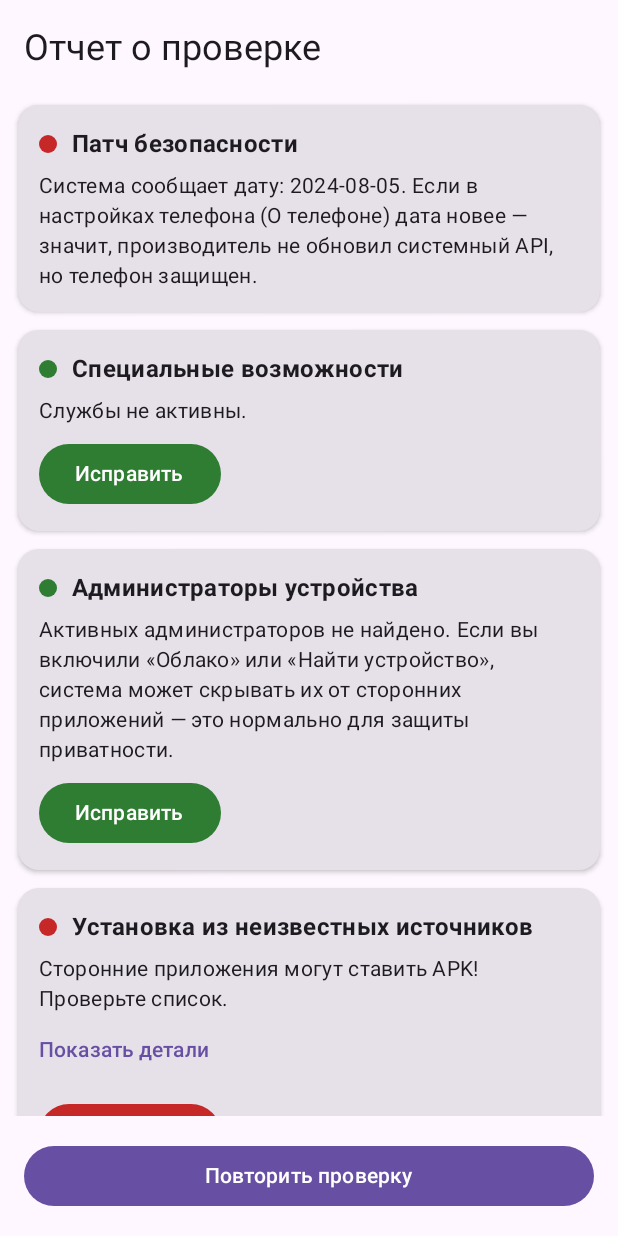
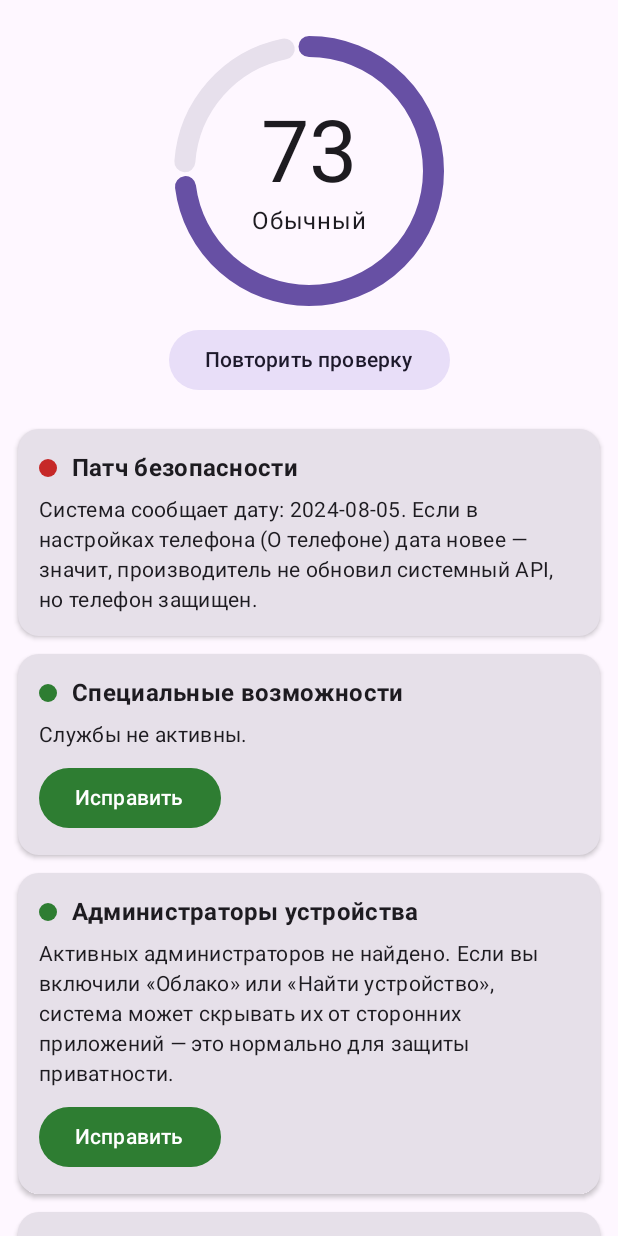
Before and after one commit to IIgangsta/SecurityChecker, an Android app built with Jetpack Compose: the screen it shows after launch (MainActivity), after a tap on "Начать проверку", on a phone screen of 412 x 824 dp. Run offline under Robolectric (Android 15) with nearby library versions, the phone set to English and light mode, and no system bars.

Commit message:
Feat: new UI, score, and reliable permissions check

```diff
--- a/app/build.gradle.kts
+++ b/app/build.gradle.kts
@@ -34,6 +34,7 @@ android {
 }
 
 dependencies {
+implementation("androidx.compose.animation:animation")
     implementation(platform("androidx.compose:compose-bom:2024.09.02"))
     implementation("androidx.compose.ui:ui")
     implementation("androidx.compose.ui:ui-tooling-preview")
--- a/app/src/main/java/com/example/securitychecker/MainActivity.kt
+++ b/app/src/main/java/com/example/securitychecker/MainActivity.kt
@@ -6,6 +6,7 @@ import android.os.Bundle
 import android.widget.Toast
 import androidx.activity.ComponentActivity
 import androidx.activity.compose.setContent
+import androidx.compose.animation.core.*
 import androidx.compose.foundation.layout.*
 import androidx.compose.foundation.lazy.LazyColumn
 import androidx.compose.foundation.lazy.items
@@ -15,6 +16,7 @@ import androidx.compose.ui.Alignment
 import androidx.compose.ui.Modifier
 import androidx.compose.ui.unit.dp
 import com.example.securitychecker.models.CheckResult
+import com.example.securitychecker.models.CheckStatus
 import com.example.securitychecker.ui.CheckCard
 import kotlinx.coroutines.delay
 
@@ -43,17 +45,36 @@ class MainActivity : ComponentActivity() {
 @Composable
 fun SecurityCheckerScreen(activity: MainActivity) {
     var started by remember { mutableStateOf(false) }
-    var progress by remember { mutableIntStateOf(0) }
+    var targetProgress by remember { mutableIntStateOf(0) }
     var results by remember { mutableStateOf<List<CheckResult>>(emptyList()) }
 
+    // Плавная анимация прогресса
+    val animatedProgress by animateFloatAsState(
+        targetValue = targetProgress / 100f,
+        animationSpec = tween(durationMillis = 400, easing = LinearEasing),
+        label = "ProgressAnimation"
+    )
+
     LaunchedEffect(started) {
-        if (started && progress == 0) {
+        if (started && targetProgress == 0) {
             val allResults = CheckEngine.runAll(activity)
             for (i in 1..10) {
-                delay(150)
-                progress = i * 10
+                delay(150) // Задержка для визуального эффекта
+                targetProgress = i * 10
             }
             results = allResults
+        }
+    }
+
+    // Подсчет общей оценки
+    val score = remember(results) {
+        if (results.isEmpty()) 0
+        else {
+            val green = results.count { it.status == CheckStatus.GREEN }
+            val yellow = results.count { it.status == CheckStatus.YELLOW }
+            val red = results.count { it.status == CheckStatus.RED }
+            // Формула: зеленый=100, желтый=60, красный=20
+            (green * 100 + yellow * 60 + red * 20) / results.size
         }
     }
 
@@ -64,7 +85,7 @@ fun SecurityCheckerScreen(activity: MainActivity) {
             horizontalAlignment = Alignment.CenterHorizontally,
             verticalArrangement = Arrangement.Center
         ) {
-            Text("SecurityChecker 1.0.1", style = MaterialTheme.typography.headlineMedium)
+            Text("SecurityChecker 1.0.2", style = MaterialTheme.typography.headlineMedium)
             Spacer(Modifier.height(16.dp))
             Text("Модель: ${Build.MANUFACTURER} ${Build.MODEL}", style = MaterialTheme.typography.bodyLarge)
             Text("Android: ${Build.VERSION.RELEASE} (API ${Build.VERSION.SDK_INT})", style = MaterialTheme.typography.bodyLarge)
@@ -73,7 +94,7 @@ fun SecurityCheckerScreen(activity: MainActivity) {
                 Text("Начать проверку", style = MaterialTheme.typography.titleMedium)
             }
         }
-    } else if (progress < 100) {
+    } else if (targetProgress < 100) {
         // Экран загрузки
         Column(
             modifier = Modifier.fillMaxSize(),
@@ -84,35 +105,63 @@ fun SecurityCheckerScreen(activity: MainActivity) {
             Spacer(Modifier.height(24.dp))
             Box(contentAlignment = Alignment.Center) {
                 CircularProgressIndicator(
-                    progress = { progress / 100f }, // Исправлено для новых версий Compose
-                    modifier = Modifier.size(120.dp),
-                    strokeWidth = 8.dp
+                    progress = { animatedProgress },
+                    modifier = Modifier.size(160.dp),
+                    strokeWidth = 12.dp,
+                    trackColor = MaterialTheme.colorScheme.surfaceVariant
                 )
-                Text("$progress%", style = MaterialTheme.typography.headlineMedium)
+                Text("${(animatedProgress * 100).toInt()}%", style = MaterialTheme.typography.displayMedium)
             }
         }
     } else {
         // Экран результатов
         Column(Modifier.fillMaxSize()) {
-            Text(
-                "Отчет о проверке",
-                modifier = Modifier.padding(16.dp),
-                style = MaterialTheme.typography.headlineSmall
-            )
+            // Верхняя часть: Оценка
+            Column(
+                modifier = Modifier.fillMaxWidth().padding(top = 24.dp),
+                horizontalAlignment = Alignment.CenterHorizontally
+            ) {
+                Box(contentAlignment = Alignment.Center) {
+                    CircularProgressIndicator(
+                        progress = { score / 100f },
+                        modifier = Modifier.size(180.dp),
+                        strokeWidth = 14.dp,
+                        trackColor = MaterialTheme.colorScheme.surfaceVariant
+                    )
+                    Column(horizontalAlignment = Alignment.CenterHorizontally) {
+                        Text("$score", style = MaterialTheme.typography.displayLarge)
+                        Text(
+                            text = when {
+                                score >= 80 -> "Отлично"
+                                score >= 50 -> "Обычный"
+                                else -> "Опасно"
+                            },
+                            style = MaterialTheme.typography.bodyLarge
+                        )
+                    }
+                }
+                Spacer(Modifier.height(12.dp))
+                Button(
+                    onClick = {
+                        started = false
+                        targetProgress = 0
+                        results = emptyList()
+                    },
+                    colors = ButtonDefaults.buttonColors(containerColor = MaterialTheme.colorScheme.secondaryContainer)
+                ) {
+                    Text("Повторить проверку", color = MaterialTheme.colorScheme.onSecondaryContainer)
+                }
+            }
+
+            Spacer(Modifier.height(16.dp))
+
+            // Список карточек
             LazyColumn(Modifier.weight(1f)) {
                 items(results) { r ->
                     CheckCard(r, onFix = { activity.launchFix(r) })
                 }
                 item { Spacer(Modifier.height(24.dp)) }
             }
-            Button(
-                modifier = Modifier.fillMaxWidth().padding(16.dp),
-                onClick = {
-                    started = false
-                    progress = 0
-                    results = emptyList()
-                }
-            ) { Text("Повторить проверку") }
         }
     }
 }
--- a/app/src/main/java/com/example/securitychecker/checks/DangerousPermissionsCheck.kt
+++ b/app/src/main/java/com/example/securitychecker/checks/DangerousPermissionsCheck.kt
@@ -2,43 +2,74 @@ package com.example.securitychecker.checks
 
 import android.content.Context
 import android.content.Intent
-import android.content.pm.PackageManager
 import android.provider.Settings
 import com.example.securitychecker.models.CheckResult
 import com.example.securitychecker.models.CheckStatus
 
 object DangerousPermissionsCheck {
-    private val dangerous = listOf(
-        android.Manifest.permission.RECEIVE_SMS,
-        android.Manifest.permission.READ_SMS,
-        android.Manifest.permission.SEND_SMS,
-        android.Manifest.permission.SYSTEM_ALERT_WINDOW
-    )
-
     fun run(context: Context): CheckResult {
         val title = "Опасные разрешения"
         val pm = context.packageManager
-        val hits = mutableListOf<String>()
         val details = mutableListOf<String>()
 
-        for (pkg in pm.getInstalledPackages(PackageManager.GET_PERMISSIONS)) {
-            if (pkg.packageName == context.packageName) continue
-            val ai = pkg.applicationInfo ?: continue
-            if ((ai.flags and android.content.pm.ApplicationInfo.FLAG_SYSTEM) != 0) continue
+        // Список разрешений, которые мы ищем
+        val targetPermissions = listOf(
+            android.Manifest.permission.RECEIVE_SMS,
+            android.Manifest.permission.READ_SMS,
+            android.Manifest.permission.SEND_SMS,
+            android.Manifest.permission.CAMERA,
+            android.Manifest.permission.SYSTEM_ALERT_WINDOW
+        )
 
-            val perms = pkg.requestedPermissions ?: continue
-            val bad = dangerous.filter { it in perms }
-            val granted = bad.filter { pm.checkPermission(it, pkg.packageName) == PackageManager.PERMISSION_GRANTED }
+        for (perm in targetPermissions) {
+            try {
+                // Ищем ВСЕ приложения, которым выдано это разрешение (самый надежный метод)
+                val packages = pm.getPackagesHoldingPermissions(arrayOf(perm), 0)
 
-            if (granted.isNotEmpty()) {
-                hits += pkg.packageName
-                details += "• ${ai.loadLabel(pm)} (${pkg.packageName})"
+                for (pkgInfo in packages) {
+                    // Пропускаем саму себя
+                    if (pkgInfo.packageName == context.packageName) continue
+
+                    val appInfo = pkgInfo.applicationInfo ?: continue
+
+                    // Пропускаем системные приложения (чтобы не пугать пользователя)
+                    if ((appInfo.flags and android.content.pm.ApplicationInfo.FLAG_SYSTEM) != 0) continue
+
+                    val appName = appInfo.loadLabel(pm).toString()
+
+                    // Переводим техническое название разрешения на русский
+                    val permName = when (perm) {
+                        android.Manifest.permission.RECEIVE_SMS -> "Прием SMS"
+                        android.Manifest.permission.READ_SMS -> "Чтение SMS"
+                        android.Manifest.permission.SEND_SMS -> "Отправка SMS"
+                        android.Manifest.permission.CAMERA -> "Камера"
+                        android.Manifest.permission.SYSTEM_ALERT_WINDOW -> "Поверх окон"
+                        else -> "Другое"
+                    }
+
+                    details.add("• $appName ($permName)")
+                }
+            } catch (_: Throwable) {
+                // Игнорируем ошибки, если система заблокирует доступ к конкретному пакету
             }
         }
 
-        val status = if (hits.isEmpty()) CheckStatus.GREEN else CheckStatus.YELLOW
-        val summary = if (hits.isEmpty()) "У сторонних приложений нет опасных разрешений." else "Есть ${hits.size} прил. с опасными правами."
+        // Убираем дубликаты (если приложение имеет и чтение, и отправку SMS)
+        val uniqueDetails = details.distinct()
 
-        return CheckResult("danger", title, status, summary, details, Intent(Settings.ACTION_APPLICATION_SETTINGS))
+        return if (uniqueDetails.isEmpty()) {
+            CheckResult(
+                "danger", title, CheckStatus.GREEN,
+                "У сторонних приложений нет доступа к SMS, камере или экрану.",
+                fixIntent = Intent(Settings.ACTION_APPLICATION_SETTINGS)
+            )
+        } else {
+            CheckResult(
+                "danger", title, CheckStatus.YELLOW,
+                "Найдено ${uniqueDetails.size} разрешений у сторонних приложений. Проверьте список.",
+                uniqueDetails,
+                Intent(Settings.ACTION_APPLICATION_SETTINGS)
+            )
+        }
     }
 }
```
